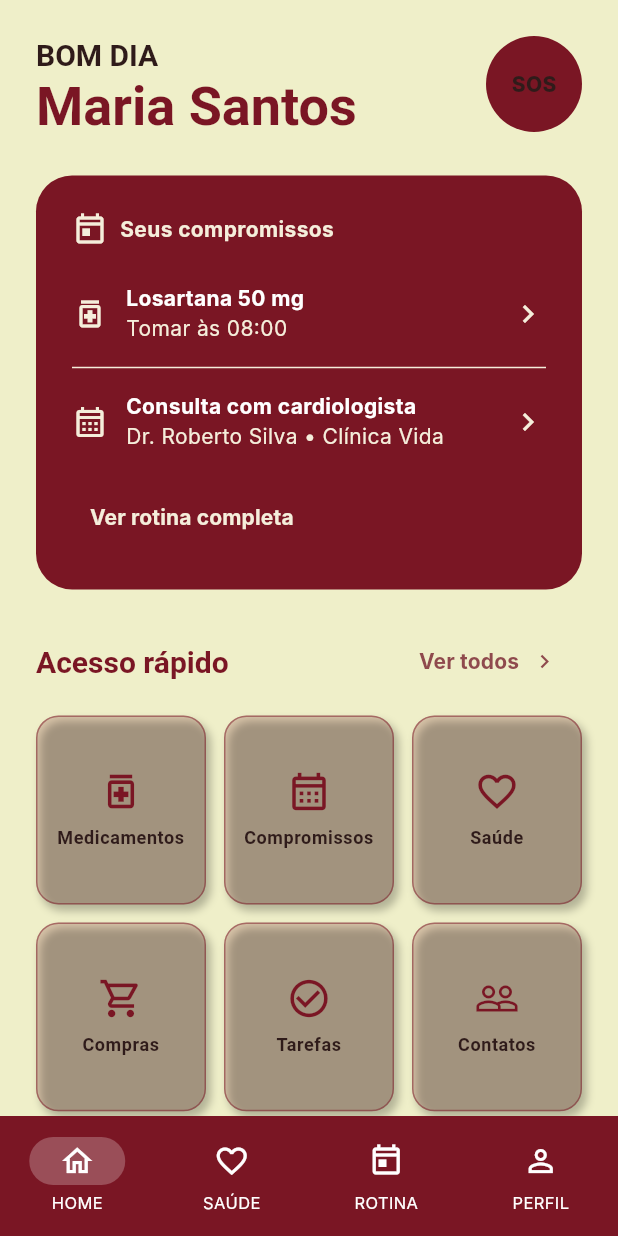
After one commit to vinicius-pascoal/kuideapp, a Flutter app: the HomeScreen screen opened by its route, on a phone screen of 412 x 824 dp. The commit adds this screen. Run offline on Flutter 3.47's test engine with Material 3 defaults, Android fonts, the phone set to English and light mode, and no system bars; our stand-ins replace flutter_riverpod, go_router; Roboto replaces fonts that are missing (Inter, Nunito, Source Serif Pro).

Commit message:
feat: implementa tela inicial e acesso rápido com novos componentes e mock de dados

```diff
--- a/lib/app/router/app_router.dart
+++ b/lib/app/router/app_router.dart
@@ -8,11 +8,13 @@ import '../../features/auth/presentation/logout_screen.dart';
 import '../../features/auth/presentation/register_screen.dart';
 import '../../features/auth/presentation/splash_screen.dart';
 import '../../features/onboarding/presentation/onboarding_screen.dart';
-import '../../features/home/presentation/home_placeholder_screen.dart';
+import '../../features/home/presentation/home_screen.dart';
+import '../../features/home/presentation/quick_access_screen.dart';
 import '../../features/health/presentation/health_placeholder_screen.dart';
 import '../../features/profile/presentation/profile_placeholder_screen.dart';
 import '../../features/routine/presentation/routine_placeholder_screen.dart';
 import '../../shared/widgets/kuide_scaffold.dart';
+import '../../shared/widgets/module_placeholder_screen.dart';
 
 final GoRouter appRouter = GoRouter(
   initialLocation: '/splash',
@@ -33,6 +35,13 @@ final GoRouter appRouter = GoRouter(
       path: '/onboarding/emergency',
       builder: (context, state) => const OnboardingScreen(step: OnboardingStep.emergency),
     ),
+    GoRoute(path: '/quick-access', builder: (context, state) => const QuickAccessScreen()),
+    GoRoute(path: '/medications', builder: (context, state) => const ModulePlaceholderScreen(title: 'Medicamentos')),
+    GoRoute(path: '/appointments', builder: (context, state) => const ModulePlaceholderScreen(title: 'Compromissos')),
+    GoRoute(path: '/shopping', builder: (context, state) => const ModulePlaceholderScreen(title: 'Compras')),
+    GoRoute(path: '/tasks', builder: (context, state) => const ModulePlaceholderScreen(title: 'Tarefas')),
+    GoRoute(path: '/contacts', builder: (context, state) => const ModulePlaceholderScreen(title: 'Pessoas importantes')),
+    GoRoute(path: '/emergency', builder: (context, state) => const ModulePlaceholderScreen(title: 'Central de emergência')),
     StatefulShellRoute.indexedStack(
       builder: (context, state, navigationShell) =>
           KuideScaffold(navigationShell: navigationShell),
@@ -41,7 +50,7 @@ final GoRouter appRouter = GoRouter(
           routes: [
             GoRoute(
               path: '/home',
-              builder: (context, state) => const HomePlaceholderScreen(),
+              builder: (context, state) => const HomeScreen(),
             ),
           ],
         ),
--- /dev/null
+++ b/lib/features/home/data/home_mock_data.dart
@@ -0,0 +1,20 @@
+import 'package:flutter/material.dart';
+
+import '../domain/quick_access_item.dart';
+
+abstract final class HomeMockData {
+  static const quickAccess = [
+    QuickAccessItem(label: 'Medicamentos', description: 'Lembretes e doses', icon: Icons.medication_outlined, route: '/medications'),
+    QuickAccessItem(label: 'Compromissos', description: 'Consultas e exames', icon: Icons.calendar_month_outlined, route: '/appointments'),
+    QuickAccessItem(label: 'Saúde', description: 'Pressão, peso e mais', icon: Icons.favorite_outline, route: '/health'),
+    QuickAccessItem(label: 'Compras', description: 'Sua lista de compras', icon: Icons.shopping_cart_outlined, route: '/shopping'),
+    QuickAccessItem(label: 'Tarefas', description: 'O que fazer hoje', icon: Icons.check_circle_outline, route: '/tasks'),
+    QuickAccessItem(label: 'Contatos', description: 'Pessoas importantes', icon: Icons.people_outline, route: '/contacts'),
+  ];
+
+  static const expandedQuickAccess = [
+    ...quickAccess,
+    QuickAccessItem(label: 'Rotina', description: 'Veja o seu dia', icon: Icons.today_outlined, route: '/routine'),
+    QuickAccessItem(label: 'Emergência', description: 'Contatos e ficha de saúde', icon: Icons.sos_outlined, route: '/emergency'),
+  ];
+}
--- /dev/null
+++ b/lib/features/home/domain/quick_access_item.dart
@@ -0,0 +1,15 @@
+import 'package:flutter/material.dart';
+
+class QuickAccessItem {
+  const QuickAccessItem({
+    required this.label,
+    required this.description,
+    required this.icon,
+    required this.route,
+  });
+
+  final String label;
+  final String description;
+  final IconData icon;
+  final String route;
+}
--- a/lib/features/home/presentation/home_placeholder_screen.dart
+++ /dev/null
@@ -1,5 +0,0 @@
-import '../../../shared/widgets/placeholder_screen.dart';
-
-class HomePlaceholderScreen extends PlaceholderScreen {
-  const HomePlaceholderScreen({super.key}) : super(title: 'Início');
-}
--- /dev/null
+++ b/lib/features/home/presentation/home_screen.dart
@@ -0,0 +1,219 @@
+import 'package:flutter/material.dart';
+import 'package:flutter_riverpod/flutter_riverpod.dart';
+import 'package:go_router/go_router.dart';
+
+import '../../../app/theme/app_colors.dart';
+import '../../../app/theme/app_spacing.dart';
+import '../../../core/providers/app_providers.dart';
+import '../../../features/onboarding/presentation/onboarding_provider.dart';
+import '../../../shared/widgets/app_card.dart';
+import '../data/home_mock_data.dart';
+import '../domain/quick_access_item.dart';
+
+class HomeScreen extends ConsumerWidget {
+  const HomeScreen({super.key});
+
+  @override
+  Widget build(BuildContext context, WidgetRef ref) {
+    final session = ref.watch(authSessionProvider);
+    final onboarding = ref.watch(onboardingProvider);
+    final name = session.displayName?.trim().isNotEmpty == true ? session.displayName! : 'Maria Santos';
+    final medication = onboarding.medications.isEmpty ? 'Losartana 50 mg' : onboarding.medications.first.name;
+    final medicationTime = onboarding.medications.isEmpty ? '08:00' : onboarding.medications.first.time;
+    return ListView(
+      padding: const EdgeInsets.fromLTRB(AppSpacing.lg, AppSpacing.lg, AppSpacing.lg, AppSpacing.xl),
+      children: [
+        Row(
+          crossAxisAlignment: CrossAxisAlignment.start,
+          children: [
+            Expanded(
+              child: Column(
+                crossAxisAlignment: CrossAxisAlignment.start,
+                children: [
+                  Text(_greeting(), style: Theme.of(context).textTheme.titleLarge?.copyWith(color: AppColors.darkText)),
+                  Text(name, style: Theme.of(context).textTheme.displaySmall),
+                ],
+              ),
+            ),
+            Semantics(
+              button: true,
+              label: 'Abrir central de emergência',
+              child: IconButton.filled(
+                onPressed: () => context.push('/emergency'),
+                style: IconButton.styleFrom(
+                  backgroundColor: AppColors.wine,
+                  foregroundColor: AppColors.lightText,
+                  minimumSize: const Size(64, 64),
+                ),
+                icon: const Text('SOS', style: TextStyle(fontWeight: FontWeight.w800)),
+              ),
+            ),
+          ],
+        ),
+        const SizedBox(height: AppSpacing.lg),
+        _TodayCard(
+          medication: medication,
+          medicationTime: medicationTime,
+          onMedicationTap: () => context.push('/medications'),
+          onAppointmentTap: () => context.push('/appointments'),
+          onRoutineTap: () => context.go('/routine'),
+        ),
+        const SizedBox(height: AppSpacing.lg),
+        SectionHeader(title: 'Acesso rápido', onViewAll: () => context.push('/quick-access')),
+        const SizedBox(height: AppSpacing.sm),
+        GridView.builder(
+          physics: const NeverScrollableScrollPhysics(),
+          shrinkWrap: true,
+          itemCount: HomeMockData.quickAccess.length,
+          gridDelegate: const SliverGridDelegateWithFixedCrossAxisCount(
+            crossAxisCount: 3,
+            mainAxisSpacing: AppSpacing.sm,
+            crossAxisSpacing: AppSpacing.sm,
+            childAspectRatio: .9,
+          ),
+          itemBuilder: (context, index) => _HomeShortcut(item: HomeMockData.quickAccess[index]),
+        ),
+        const SizedBox(height: AppSpacing.xl),
+        const SectionHeader(title: 'Ainda falta hoje'),
+        const SizedBox(height: AppSpacing.sm),
+        _OutstandingItem(icon: Icons.medication_outlined, title: medication, detail: 'Tomar às $medicationTime', onTap: () => context.push('/medications')),
+        _OutstandingItem(icon: Icons.water_drop_outlined, title: 'Medir a pressão', detail: 'Registre como está se sentindo', onTap: () => context.go('/health')),
+        _OutstandingItem(icon: Icons.check_circle_outline, title: 'Comprar frutas', detail: 'Lista de compras', onTap: () => context.push('/shopping')),
+        const SizedBox(height: AppSpacing.xl),
+        SectionHeader(title: 'Próximos compromissos', onViewAll: () => context.push('/appointments')),
+        const SizedBox(height: AppSpacing.sm),
+        _OutstandingItem(
+          icon: Icons.calendar_month_outlined,
+          title: onboarding.nextAppointment.isEmpty ? 'Consulta com cardiologista' : onboarding.nextAppointment,
+          detail: onboarding.primaryDoctor.isEmpty ? 'Dr. Roberto Silva • Clínica Vida' : onboarding.primaryDoctor,
+          onTap: () => context.push('/appointments'),
+        ),
+      ],
+    );
+  }
+
+  String _greeting() {
+    final hour = DateTime.now().hour;
+    if (hour < 12) return 'BOM DIA';
+    if (hour < 18) return 'BOA TARDE';
+    return 'BOA NOITE';
+  }
+}
+
+class _TodayCard extends StatelessWidget {
+  const _TodayCard({
+    required this.medication,
+    required this.medicationTime,
+    required this.onMedicationTap,
+    required this.onAppointmentTap,
+    required this.onRoutineTap,
+  });
+
+  final String medication;
+  final String medicationTime;
+  final VoidCallback onMedicationTap;
+  final VoidCallback onAppointmentTap;
+  final VoidCallback onRoutineTap;
+
+  @override
+  Widget build(BuildContext context) => Container(
+        padding: const EdgeInsets.all(AppSpacing.lg),
+        decoration: BoxDecoration(
+          color: AppColors.wine,
+          borderRadius: BorderRadius.circular(24),
+        ),
+        child: Column(
+          crossAxisAlignment: CrossAxisAlignment.start,
+          children: [
+            const Row(
+              children: [Icon(Icons.today_outlined, color: AppColors.lightText), SizedBox(width: AppSpacing.xs), Text('Seus compromissos', style: TextStyle(color: AppColors.lightText, fontWeight: FontWeight.w700))],
+            ),
+            const SizedBox(height: AppSpacing.md),
+            _TodayAction(icon: Icons.medication_outlined, title: medication, subtitle: 'Tomar às $medicationTime', onTap: onMedicationTap),
+            const Divider(color: AppColors.lightText),
+            _TodayAction(icon: Icons.calendar_month_outlined, title: 'Consulta com cardiologista', subtitle: 'Dr. Roberto Silva • Clínica Vida', onTap: onAppointmentTap),
+            const SizedBox(height: AppSpacing.sm),
+            TextButton(onPressed: onRoutineTap, child: const Text('Ver rotina completa', style: TextStyle(color: AppColors.lightText))),
+          ],
+        ),
+      );
+}
+
+class _TodayAction extends StatelessWidget {
+  const _TodayAction({required this.icon, required this.title, required this.subtitle, required this.onTap});
+
+  final IconData icon;
+  final String title;
+  final String subtitle;
+  final VoidCallback onTap;
+
+  @override
+  Widget build(BuildContext context) => InkWell(
+        onTap: onTap,
+        child: Padding(
+          padding: const EdgeInsets.symmetric(vertical: AppSpacing.xs),
+          child: Row(
+            children: [
+              Icon(icon, color: AppColors.lightText),
+              const SizedBox(width: AppSpacing.sm),
+              Expanded(
+                child: Column(
+                  crossAxisAlignment: CrossAxisAlignment.start,
+                  children: [
+                    Text(title, style: const TextStyle(color: AppColors.white, fontWeight: FontWeight.w700)),
+                    Text(subtitle, style: const TextStyle(color: AppColors.lightText)),
+                  ],
+                ),
+              ),
+              const Icon(Icons.chevron_right, color: AppColors.lightText),
+            ],
+          ),
+        ),
+      );
+}
+
+class _HomeShortcut extends StatelessWidget {
+  const _HomeShortcut({required this.item});
+
+  final QuickAccessItem item;
+
+  @override
+  Widget build(BuildContext context) => AppCard(
+        onTap: () => item.route == '/health' || item.route == '/routine' ? context.go(item.route) : context.push(item.route),
+        padding: const EdgeInsets.all(AppSpacing.xs),
+        child: Column(
+          mainAxisAlignment: MainAxisAlignment.center,
+          children: [
+            Icon(item.icon, size: 30, color: AppColors.wine),
+            const SizedBox(height: AppSpacing.xs),
+            Text(item.label, textAlign: TextAlign.center, style: Theme.of(context).textTheme.bodySmall?.copyWith(fontWeight: FontWeight.w700)),
+          ],
+        ),
+      );
+}
+
+class _OutstandingItem extends StatelessWidget {
+  const _OutstandingItem({required this.icon, required this.title, required this.detail, required this.onTap});
+
+  final IconData icon;
+  final String title;
+  final String detail;
+  final VoidCallback onTap;
+
+  @override
+  Widget build(BuildContext context) => Padding(
+        padding: const EdgeInsets.only(bottom: AppSpacing.sm),
+        child: AppCard(
+          onTap: onTap,
+          tint: false,
+          child: Row(
+            children: [
+              Icon(icon, color: AppColors.wine),
+              const SizedBox(width: AppSpacing.sm),
+              Expanded(child: Column(crossAxisAlignment: CrossAxisAlignment.start, children: [Text(title, style: Theme.of(context).textTheme.titleMedium), Text(detail)])),
+              const Icon(Icons.chevron_right),
+            ],
+          ),
+        ),
+      );
+}
```
Also changed, not shown: lib/features/home/presentation/quick_access_screen.dart (added, +78 -0 lines), lib/shared/widgets/module_placeholder_screen.dart (added, +28 -0 lines), 1 other file.
